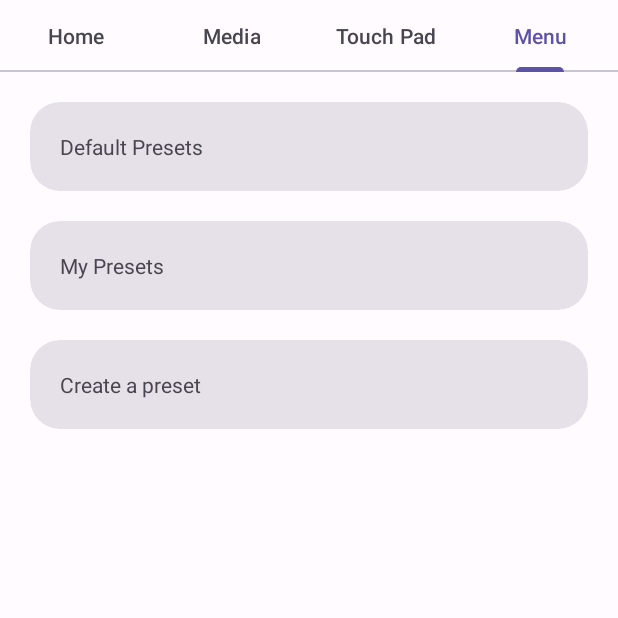
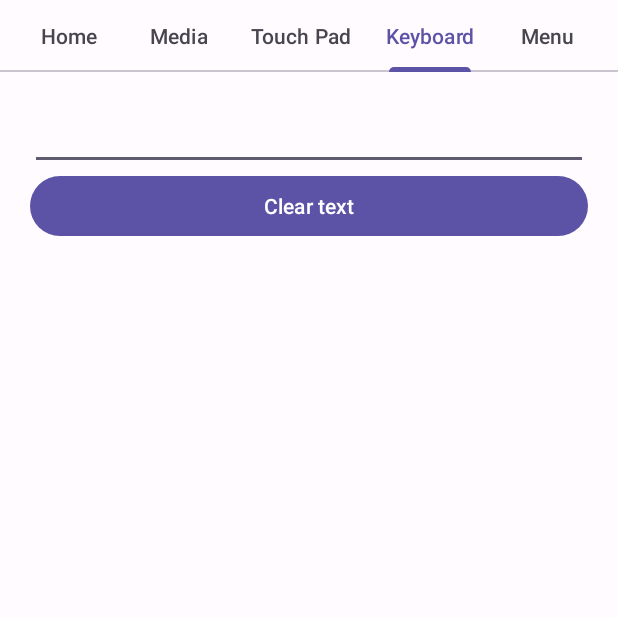
Before and after one commit to supersu-man/macronium-android, an Android app: the screen it shows after launch (MainActivity), tab 4 chosen, on a phone screen of 412 x 824 dp, the top half of it. Run offline under Robolectric (Android 15) with nearby library versions, the phone set to English and light mode, and no system bars; our stand-ins replace Room's generated code; libraries missing offline, so code that uses them is left out: io.github.g00fy2.quickie, io.socket.client; 1 statement that could not run was skipped.

Commit message:
feat: added keyboard input

```diff
--- a/app/src/main/java/com/supersuman/macronium/MainActivity.kt
+++ b/app/src/main/java/com/supersuman/macronium/MainActivity.kt
@@ -19,6 +19,7 @@ import com.google.android.material.card.MaterialCardView
 import com.google.android.material.tabs.TabLayout
 import com.google.android.material.tabs.TabLayoutMediator
 import com.supersuman.macronium.fragments.HomeFragment
+import com.supersuman.macronium.fragments.KeyboardFragment
 import com.supersuman.macronium.fragments.MediaFragment
 import com.supersuman.macronium.fragments.MenuFragment
 import com.supersuman.macronium.fragments.MouseFragment
@@ -80,7 +81,6 @@ class MainActivity : AppCompatActivity() {
                 dao.deletePresets(storedDefaultPresets)
                 dao.insertPresets(defaultPresets)
             }
-            println(dao.getDefaultPresets())
         }
 
         if(Build.VERSION.SDK_INT >= Build.VERSION_CODES.TIRAMISU &&
@@ -103,10 +103,10 @@ class MainActivity : AppCompatActivity() {
 
 
     private fun setupViewPager() {
-        viewPager.adapter = PagerAdapter(this, listOf(HomeFragment(), MediaFragment(), MouseFragment(), MenuFragment()))
-        viewPager.offscreenPageLimit = 4
+        viewPager.adapter = PagerAdapter(this, listOf(HomeFragment(), MediaFragment(), MouseFragment(), KeyboardFragment(), MenuFragment()))
+        viewPager.offscreenPageLimit = 5
         TabLayoutMediator(tabLayout, viewPager) { tab, position ->
-            tab.text = listOf( "Home", "Media", "Touch Pad", "Menu")[position]
+            tab.text = listOf( "Home", "Media", "Touch Pad", "Keyboard", "Menu")[position]
         }.attach()
         viewPager.registerOnPageChangeCallback(object : ViewPager2.OnPageChangeCallback() {
             override fun onPageSelected(position: Int) {
--- /dev/null
+++ b/app/src/main/java/com/supersuman/macronium/fragments/KeyboardFragment.kt
@@ -0,0 +1,67 @@
+package com.supersuman.macronium.fragments
+
+import android.content.Context.INPUT_METHOD_SERVICE
+import android.os.Bundle
+import android.view.KeyEvent
+import android.view.LayoutInflater
+import android.view.View
+import android.view.ViewGroup
+import android.view.inputmethod.InputMethodManager
+import android.widget.Button
+import android.widget.EditText
+import androidx.core.widget.doOnTextChanged
+import androidx.fragment.app.Fragment
+import com.supersuman.macronium.R
+import com.supersuman.macronium.other.Keys
+import com.supersuman.macronium.services.socket
+
+
+class KeyboardFragment : Fragment() {
+
+    private lateinit var keyboardInput: EditText
+
+    override fun onViewCreated(view: View, savedInstanceState: Bundle?) {
+        super.onViewCreated(view, savedInstanceState)
+        keyboardInput = view.findViewById(R.id.keyboardInput)
+        keyboardInput.setOnKeyListener { _, keyCode, event ->
+            if (event.action == KeyEvent.ACTION_DOWN) {
+                when(keyCode) {
+                    KeyEvent.KEYCODE_DEL -> socket?.emit("key-press", Keys.Backspace)
+                }
+            }
+            false
+        }
+        keyboardInput.doOnTextChanged { text, start, before, count ->
+            if (count>0) {
+                val addedText = text?.substring(start, start+count)
+                socket?.emit("keyboard", addedText)
+            } else if (before==1){
+                socket?.emit("key-press", Keys.Backspace)
+            }
+        }
+        view.findViewById<Button>(R.id.clearButton).setOnClickListener {
+            keyboardInput.text.clear()
+        }
+    }
+
+    override fun onCreateView(
+        inflater: LayoutInflater, container: ViewGroup?,
+        savedInstanceState: Bundle?
+    ): View? {
+        return inflater.inflate(R.layout.fragment_keyboard, container, false)
+    }
+
+    override fun onResume() {
+        super.onResume()
+        keyboardInput.requestFocus()
+        val imm = requireContext().getSystemService(INPUT_METHOD_SERVICE) as InputMethodManager?
+        imm!!.showSoftInput(keyboardInput, InputMethodManager.SHOW_IMPLICIT)
+    }
+
+    override fun onPause() {
+        super.onPause()
+        keyboardInput.clearFocus()
+        val imm = requireContext().getSystemService(INPUT_METHOD_SERVICE) as InputMethodManager?
+        imm!!.hideSoftInputFromWindow(keyboardInput.windowToken, 0)
+    }
+}
--- a/app/src/main/res/layout/activity_main.xml
+++ b/app/src/main/res/layout/activity_main.xml
@@ -7,6 +7,7 @@
         android:id="@+id/mainActivityTabLayout"
         android:layout_width="match_parent"
         android:layout_height="wrap_content"
+        app:tabMode="auto"
         android:layout_alignParentTop="true" />
 
     <androidx.viewpager2.widget.ViewPager2
--- /dev/null
+++ b/app/src/main/res/layout/fragment_keyboard.xml
@@ -0,0 +1,18 @@
+<?xml version="1.0" encoding="utf-8"?>
+<LinearLayout android:layout_width="match_parent"
+    android:orientation="vertical"
+    android:layout_height="match_parent"
+    android:padding="20dp"
+    xmlns:android="http://schemas.android.com/apk/res/android">
+    <EditText
+        android:id="@+id/keyboardInput"
+        android:layout_width="match_parent"
+        android:layout_height="wrap_content"/>
+
+    <Button
+        android:id="@+id/clearButton"
+        android:text="Clear text"
+        android:layout_width="match_parent"
+        android:layout_height="wrap_content"/>
+
+</LinearLayout>
```
